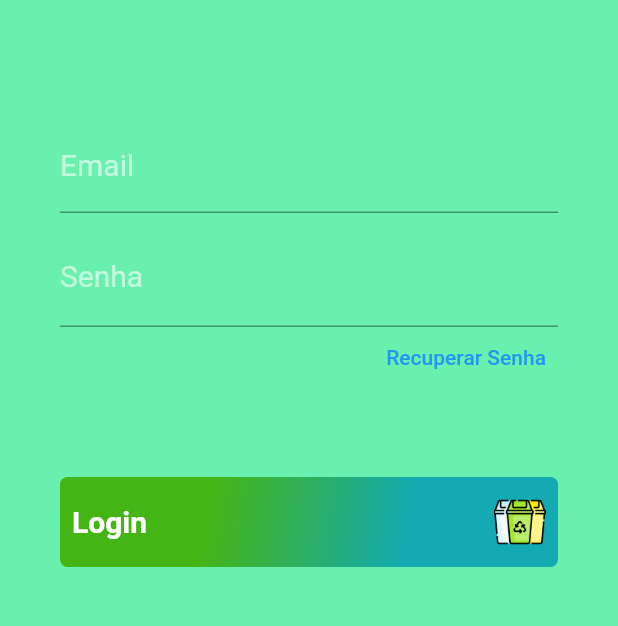
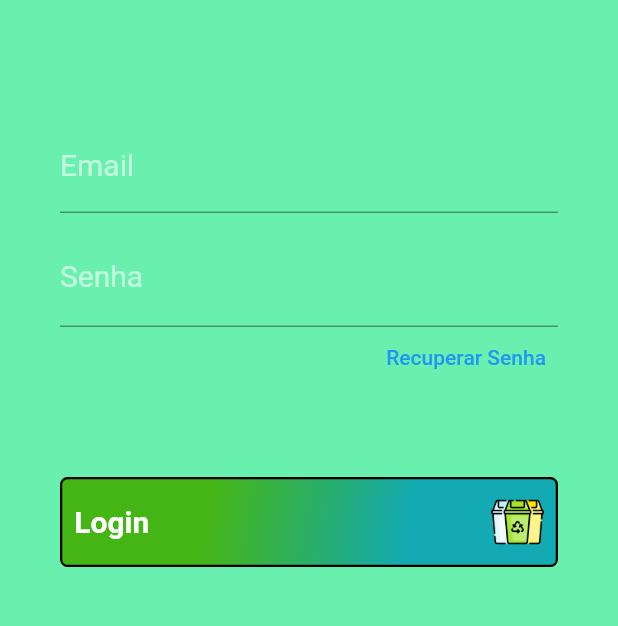
Before and after one commit to Dabvilela/FlutterFrontAPS8sem, a Flutter app: the screen it shows after launch, on a phone screen of 412 x 824 dp, the part 312-938 px from its top. Run offline on Flutter 3.47's test engine with Material 2 defaults, Android fonts, the phone set to English and light mode, and no system bars.

Commit message:
iniciando cards, tela de busca, dropdownbutton e adicionando controllers na tela de login.

```diff
--- a/FrontEndAPS8SEM/Frontend8SEM/flutter_front_aps/lib/main.dart
+++ b/FrontEndAPS8SEM/Frontend8SEM/flutter_front_aps/lib/main.dart
@@ -1,5 +1,5 @@
 import 'package:flutter/material.dart';
-import 'package:flutter_front_aps/login.dart';
+import 'package:flutter_front_aps/screens/login.dart';
 
 void main() {
   runApp(const MyApp());
@@ -18,7 +18,7 @@ class MyApp extends StatelessWidget {
       theme: ThemeData(
         primarySwatch: Colors.blue,
       ),
-      home:const LoginScreen(),
+      home:LoginScreen(),
     );
 
   }
--- a/FrontEndAPS8SEM/Frontend8SEM/flutter_front_aps/lib/login.dart
+++ b/FrontEndAPS8SEM/Frontend8SEM/flutter_front_aps/lib/screens/login.dart
@@ -1,8 +1,19 @@
 import 'busca.dart';
 import 'package:flutter/material.dart';
 
-class LoginScreen extends StatelessWidget {
+class LoginScreen extends StatefulWidget {
+
   const LoginScreen({ Key? key }) : super(key: key);
+
+  @override
+  State<LoginScreen> createState() => _LoginScreenState();
+
+}
+
+class _LoginScreenState extends State<LoginScreen> {
+
+  TextEditingController emailController = TextEditingController();
+  TextEditingController passwordController = TextEditingController();
 
   @override
   Widget build(BuildContext context) {
@@ -31,21 +42,22 @@ class LoginScreen extends StatelessWidget {
             imageLogo(),
             const SizedBox(height: 80,),
 
-            textBoxEmail(),
+            textBoxEmail(emailController),
             const SizedBox(height: 10,),
 
-            textBoxPassword(),
+            textBoxPassword(passwordController),
 
             buttonRecuperarSenha(),
             const SizedBox(height: 60,),
 
-            enterButton(coresGradient, context),
+            enterButton(coresGradient, context, emailController, passwordController),
 
           ],
         ),
       ),
 
     );
+
   }
 
   SizedBox imageLogo() {
@@ -58,22 +70,27 @@ class LoginScreen extends StatelessWidget {
 
   }
 
-  TextFormField textBoxEmail() {
+  TextFormField textBoxEmail(TextEditingController emailController) {
 
     return TextFormField(
       keyboardType: TextInputType.emailAddress,
-      decoration: estiloTexto("Email")
+      decoration: estiloTexto("Email"),
+      controller: emailController,
+      //add validator
+
     );
 
   }
 
-  TextFormField textBoxPassword() {
+  TextFormField textBoxPassword(TextEditingController passwordController) {
 
     return TextFormField(
 
       keyboardType: TextInputType.text,
       obscureText: true,
       decoration: estiloTexto("Senha"),
+      controller: passwordController,
+      //add validator
       style: const TextStyle(fontSize: 20),
 
     );
@@ -97,38 +114,70 @@ class LoginScreen extends StatelessWidget {
 
   }
 
-  Container enterButton(List<Color> coresGradient, BuildContext context ) {
+  Container enterButton(List<Color> coresGradient, BuildContext context, TextEditingController emailController, TextEditingController passwordController ) {
 
     return Container(
 
       height: 60,
       alignment: Alignment.centerLeft,
 
+      //cor do botão
       decoration: BoxDecoration(
 
         gradient:  LinearGradient(
           begin: Alignment.topLeft,
           end: Alignment.bottomRight,
           stops: const [0.3, 0.7],
-          colors: coresGradient
+          colors: coresGradient,
         ),
 
         borderRadius: const BorderRadius.all(Radius.circular(5)),
 
+        //borda do button
+        border: Border.all(
+          width: 1.5 ,
+          color: Colors.black,
+          style: BorderStyle.solid,
+        ),
+
       ),
 
       child: SizedBox.expand(
-        child: TextButton(child: Row(
+
+        child: TextButton(
+
+          child: Row(
 
             mainAxisAlignment: MainAxisAlignment.spaceBetween,
+
             children: <Widget>[
-              const Text("Login", style: TextStyle(fontWeight: FontWeight.bold, color: Colors.white, fontSize: 20,),),
-              SizedBox(child: Image.asset("images/reciclar.png"),height: 35,width: 35,),
+
+              const Text("Login",
+
+                style: TextStyle(
+                  fontWeight: FontWeight.bold,
+                  color: Colors.white,
+                  fontSize: 20,
+                ),
+
+              ),
+
+              SizedBox(
+
+                child:
+                  Image.asset("images/reciclar.png"),
+                  height: 35,
+                  width: 35,
+
+              ),
+
             ],
 
           ),
+
           onPressed: () {
 
+            //add validacao do login
             Navigator.push(
 
               context,
@@ -139,6 +188,7 @@ class LoginScreen extends StatelessWidget {
             );
 
           },
+
         ),
 
       ),
@@ -162,5 +212,4 @@ class LoginScreen extends StatelessWidget {
 
     return estiloTexto;
   }
-
 }
```
Also changed, not shown: FrontEndAPS8SEM/Frontend8SEM/flutter_front_aps/lib/components/dropdown_button.dart (added, +18 -0 lines), FrontEndAPS8SEM/Frontend8SEM/flutter_front_aps/lib/components/local_cards.dart (added, +112 -0 lines), FrontEndAPS8SEM/Frontend8SEM/flutter_front_aps/lib/screens/busca.dart (renamed from FrontEndAPS8SEM/Frontend8SEM/flutter_front_aps/lib/busca.dart, +9 -5 lines).
